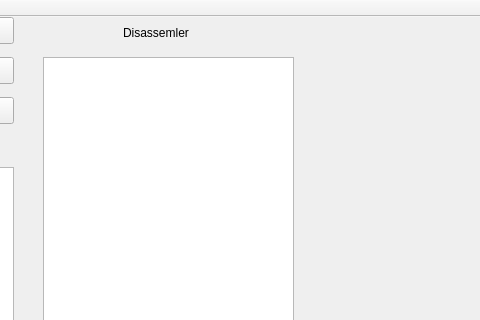
Old version of the form config/mainwindow.ui in the repository StasLatGTTT/pdp11; both pictures show x 197 to 677 and y 0 to 320 of the 677 by 554 pixel window.
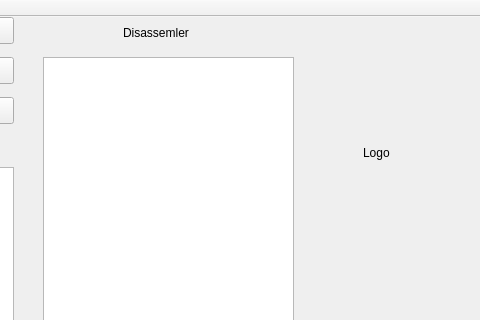
New version of the form.

Commit message: add 128x128 image

```diff
--- a/config/mainwindow.ui
+++ b/config/mainwindow.ui
@@ -99,6 +99,19 @@
      <string>Disassemler</string>
     </property>
    </widget>
+   <widget class="QLabel" name="label_3">
+    <property name="geometry">
+     <rect>
+      <x>560</x>
+      <y>120</y>
+      <width>101</width>
+      <height>31</height>
+     </rect>
+    </property>
+    <property name="text">
+     <string>Logo</string>
+    </property>
+   </widget>
   </widget>
   <widget class="QMenuBar" name="menuBar">
    <property name="geometry">
```
The commit also changes 1 other file.
